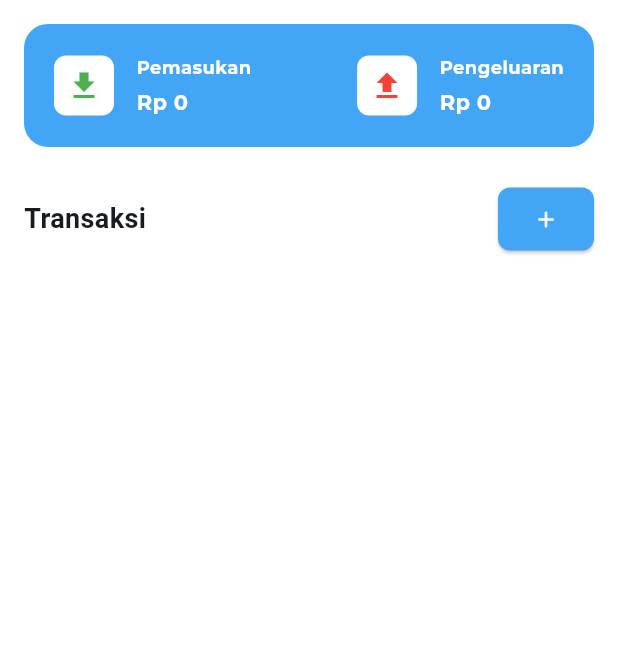
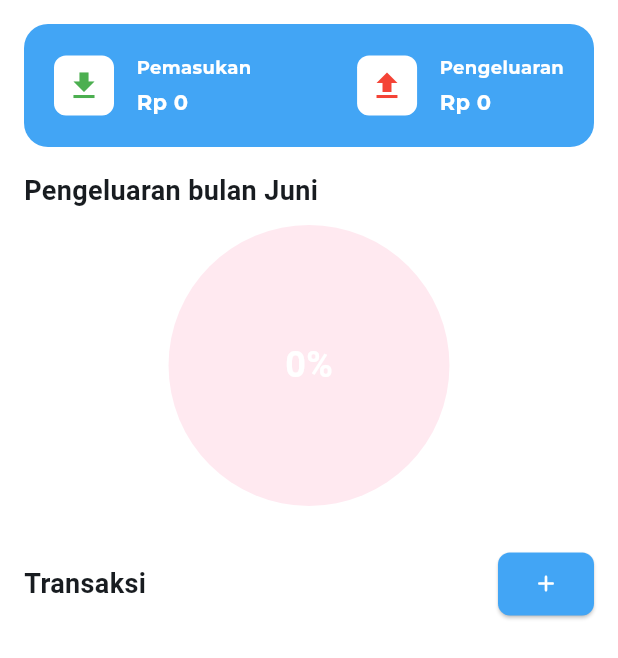
Before and after one commit to Agustiann/cashy, a Flutter app: the HomePage widget shown alone on an empty page, opened directly, on a phone screen of 412 x 824 dp. Shown: the top 658 px of the screen. Run offline on Flutter 3.47's test engine with Material 3 defaults, Android fonts, the phone set to English and light mode, and no system bars; our stand-ins replace equatable, flutter_bloc, flutter_multi_formatter, google_fonts, pdf, pie_chart and 2 more; missing offline and left inert: calendar_appbar; accounts and stored records are empty; network calls fail.

Commit message:
ui grafik bulanan dan fitur download

```diff
--- /dev/null
+++ b/lib/features/auth/presentation/widgets/validation.dart
@@ -0,0 +1,4 @@
+bool isValidEmail(String email) {
+  final emailRegex = RegExp(r'^[\w-\.]+@([\w-]+\.)+[\w-]{2,4}$');
+  return emailRegex.hasMatch(email);
+}
--- a/lib/features/home/data/datasources/home_remote_datasource.dart
+++ b/lib/features/home/data/datasources/home_remote_datasource.dart
@@ -1,9 +1,12 @@
+// 📁 data/datasources/home_remote_datasource.dart
 import 'package:supabase_flutter/supabase_flutter.dart';
 import '../models/home_model.dart';
 
 abstract class HomeRemoteDataSource {
   Future<List<TransactionModel>> getTransactions(String userId, DateTime date);
   Future<Map<String, double>> getBudgetSummaryByDate(
+      String userId, DateTime date);
+  Future<Map<String, double>> getExpenseDistributionBySource(
       String userId, DateTime date);
 }
 
@@ -36,7 +39,7 @@ class HomeRemoteDataSourceImpl implements HomeRemoteDataSource {
         .from('transactions')
         .select()
         .eq('user_id', userId)
-        .eq('date', formattedDate); // pastikan field ini ada di DB
+        .eq('date', formattedDate);
 
     double totalIncome = 0;
     double totalExpense = 0;
@@ -55,4 +58,45 @@ class HomeRemoteDataSourceImpl implements HomeRemoteDataSource {
       'total_expense': totalExpense,
     };
   }
+
+  @override
+  Future<Map<String, double>> getExpenseDistributionBySource(
+      String userId, DateTime date) async {
+    final month = date.month;
+    final year = date.year;
+
+    final startDate = DateTime(year, month, 1);
+    final endDate = DateTime(year, month + 1, 0);
+
+    final response = await client
+        .from('transactions')
+        .select('amount, source')
+        .eq('user_id', userId)
+        .eq('type', 'expense')
+        .gte('date', startDate.toIso8601String().split('T').first)
+        .lte('date', endDate.toIso8601String().split('T').first);
+
+    double total = 0;
+    final Map<String, double> sourceTotals = {
+      'needs': 0,
+      'wants': 0,
+      'savings': 0,
+    };
+
+    for (final item in response as List) {
+      final amount = double.tryParse(item['amount'].toString()) ?? 0;
+      final source = item['source'];
+      if (sourceTotals.containsKey(source)) {
+        sourceTotals[source] = sourceTotals[source]! + amount;
+        total += amount;
+      }
+    }
+
+    if (total > 0) {
+      return sourceTotals.map((key, value) =>
+          MapEntry(key, double.parse(((value / total) * 100).toStringAsFixed(2))));
+    } else {
+      return sourceTotals.map((key, value) => MapEntry(key, 0.0));
+    }
+  }
 }
--- a/lib/features/home/data/repositories/home_repository_impl.dart
+++ b/lib/features/home/data/repositories/home_repository_impl.dart
@@ -18,4 +18,10 @@ class HomeRepositoryImpl implements HomeRepository {
       String userId, DateTime date) {
     return remoteDataSource.getBudgetSummaryByDate(userId, date);
   }
+
+  @override
+  Future<Map<String, double>> getExpenseDistributionBySource(
+      String userId, DateTime date) {
+    return remoteDataSource.getExpenseDistributionBySource(userId, date);
+  }
 }
--- a/lib/features/home/domain/repositories/home_repository.dart
+++ b/lib/features/home/domain/repositories/home_repository.dart
@@ -3,4 +3,5 @@ import '../entities/home_entity.dart';
 abstract class HomeRepository {
   Future<List<TransactionEntity>> getTransactionsByDate(String userId, DateTime date);
   Future<Map<String, double>> getBudgetSummaryByDate(String userId, DateTime date);
+  Future<Map<String, double>> getExpenseDistributionBySource(String userId, DateTime date);
 }
--- /dev/null
+++ b/lib/features/home/domain/usecases/get_expense_distribution.dart
@@ -0,0 +1,11 @@
+import '../repositories/home_repository.dart';
+
+class GetExpenseDistribution {
+  final HomeRepository repository;
+
+  GetExpenseDistribution(this.repository);
+
+  Future<Map<String, double>> call(String userId, DateTime date) {
+    return repository.getExpenseDistributionBySource(userId, date);
+  }
+}
--- a/lib/features/home/presentation/bloc/home_bloc.dart
+++ b/lib/features/home/presentation/bloc/home_bloc.dart
@@ -3,6 +3,7 @@ import 'package:equatable/equatable.dart';
 import '../../domain/entities/home_entity.dart';
 import '../../domain/usecases/get_budget_summary.dart';
 import '../../domain/usecases/get_transaction.dart';
+import '../../domain/usecases/get_expense_distribution.dart';
 
 part 'home_event.dart';
 part 'home_state.dart';
@@ -10,21 +11,28 @@ part 'home_state.dart';
 class HomeBloc extends Bloc<HomeEvent, HomeState> {
   final GetTransactionsByDate getTransactionsByDate;
   final GetBudgetSummary getBudgetSummary;
+  final GetExpenseDistribution getExpenseDistribution;
 
   HomeBloc({
     required this.getTransactionsByDate,
     required this.getBudgetSummary,
+    required this.getExpenseDistribution,
   }) : super(HomeInitial()) {
     on<LoadHomeData>((event, emit) async {
       emit(HomeLoading());
       try {
-        final transactions = await getTransactionsByDate(event.userId, event.selectedDate);
-        final summary = await getBudgetSummary(event.userId, event.selectedDate);
+        final transactions =
+            await getTransactionsByDate(event.userId, event.selectedDate);
+        final summary =
+            await getBudgetSummary(event.userId, event.selectedDate);
+        final distribution =
+            await getExpenseDistribution(event.userId, event.selectedDate);
 
         emit(HomeLoaded(
           transactions: transactions,
           totalIncome: summary['total_income']!,
           totalExpense: summary['total_expense']!,
+          expenseDistribution: distribution,
         ));
       } catch (e) {
         emit(HomeError("Failed to load data"));
--- a/lib/features/home/presentation/bloc/home_state.dart
+++ b/lib/features/home/presentation/bloc/home_state.dart
@@ -13,15 +13,17 @@ class HomeLoaded extends HomeState {
   final List<TransactionEntity> transactions;
   final double totalIncome;
   final double totalExpense;
+  final Map<String, double> expenseDistribution;
 
   HomeLoaded({
     required this.transactions,
     required this.totalIncome,
     required this.totalExpense,
+    required this.expenseDistribution,
   });
 
   @override
-  List<Object?> get props => [transactions, totalIncome, totalExpense];
+  List<Object?> get props => [transactions, totalIncome, totalExpense, expenseDistribution];
 }
 
 class HomeError extends HomeState {
--- a/lib/features/home/presentation/screens/home_page.dart
+++ b/lib/features/home/presentation/screens/home_page.dart
@@ -1,9 +1,11 @@
+// 📁 presentation/screens/home_page.dart
 import 'package:cashy/features/transaction/presentation/screens/transaction_page.dart';
 import 'package:flutter/material.dart';
 import 'package:flutter_bloc/flutter_bloc.dart';
 import 'package:google_fonts/google_fonts.dart';
 import 'package:supabase_flutter/supabase_flutter.dart';
 import 'package:cashy/features/pos/presentation/widgets/pos_format_currency.dart';
+import 'package:pie_chart/pie_chart.dart';
 
 import '../../presentation/bloc/home_bloc.dart';
 import '../widgets/transaction_list_tile.dart';
@@ -23,9 +25,9 @@ class _HomePageState extends State<HomePage> {
     super.initState();
     final userId = Supabase.instance.client.auth.currentUser?.id;
     if (userId != null) {
-      context
-          .read<HomeBloc>()
-          .add(LoadHomeData(userId: userId, selectedDate: selectedDate));
+      context.read<HomeBloc>().add(
+            LoadHomeData(userId: userId, selectedDate: selectedDate),
+          );
     }
   }
 
@@ -38,6 +40,15 @@ class _HomePageState extends State<HomePage> {
         }
 
         if (state is HomeLoaded) {
+          final Map<String, double> posData = {
+            "Kebutuhan": state.expenseDistribution["needs"] ?? 0,
+            "Keinginan": state.expenseDistribution["wants"] ?? 0,
+            "Tabungan": state.expenseDistribution["savings"] ?? 0,
+          };
+
+          final bool isAllZero =
+              posData.values.every((element) => element == 0);
+
           return SingleChildScrollView(
             child: Column(
               children: [
@@ -74,8 +85,7 @@ class _HomePageState extends State<HomePage> {
                                         fontSize: 12,
                                         fontWeight: FontWeight.bold)),
                                 const SizedBox(height: 5),
-                                Text(
-                                    formatCurrency(state.totalIncome),
+                                Text(formatCurrency(state.totalIncome),
                                     style: GoogleFonts.montserrat(
                                         color: Colors.white,
                                         fontSize: 14,
@@ -106,8 +116,7 @@ class _HomePageState extends State<HomePage> {
                                         fontSize: 12,
                                         fontWeight: FontWeight.bold)),
                                 const SizedBox(height: 5),
-                                Text(
-                                    formatCurrency(state.totalExpense),
+                                Text(formatCurrency(state.totalExpense),
                                     style: GoogleFonts.montserrat(
                                         color: Colors.white,
                                         fontSize: 14,
@@ -118,6 +127,72 @@ class _HomePageState extends State<HomePage> {
                         ),
                       ],
                     ),
+                  ),
+                ),
+
+                // Pie Chart
+                Padding(
+                  padding: const EdgeInsets.symmetric(horizontal: 16.0),
+                  child: Column(
+                    crossAxisAlignment: CrossAxisAlignment.start,
+                    children: [
+                      Align(
+                        alignment: Alignment.centerLeft,
+                        child: Text(
+                          "Pengeluaran bulan ${_monthName(selectedDate.month)}",
+                          style: TextStyle(
+                              fontSize: 18, fontWeight: FontWeight.bold),
+                        ),
+                      ),
+                      const SizedBox(height: 10),
+                      if (isAllZero)
+                        Center(
+                          child: Container(
+                            width: MediaQuery.of(context).size.width / 2.2,
+                            height: MediaQuery.of(context).size.width / 2.2,
+                            decoration: BoxDecoration(
+                              shape: BoxShape.circle,
+                              color: Colors.pinkAccent.withAlpha(30),
+                            ),
+                            child: const Center(
+                              child: Text(
+                                "0%",
+                                style: TextStyle(
+                                    fontSize: 24,
+                                    fontWeight: FontWeight.bold,
+                                    color: Colors.white),
+                              ),
+                            ),
+                          ),
+                        )
+                      else
+                        PieChart(
+                          dataMap: posData,
+                          animationDuration: const Duration(milliseconds: 800),
+                          chartRadius: MediaQuery.of(context).size.width / 2.2,
+                          colorList: [
+                            Colors.blueAccent,
+                            Colors.orangeAccent,
+                            Colors.green
+                          ],
+                          chartType: ChartType.disc,
+                          legendOptions: const LegendOptions(
+                            showLegendsInRow: false,
+                            legendPosition: LegendPosition.right,
+                            showLegends: true,
+                            legendTextStyle: TextStyle(
+                              fontWeight: FontWeight.bold,
+                            ),
+                          ),
+                          chartValuesOptions: const ChartValuesOptions(
+                            showChartValuesInPercentage: true,
+                            showChartValues: true,
+                            showChartValueBackground: false,
+                            chartValueStyle: TextStyle(fontSize: 12),
+                          ),
+                        ),
+                      const SizedBox(height: 20),
+                    ],
                   ),
                 ),
 
@@ -136,7 +211,7 @@ class _HomePageState extends State<HomePage> {
                           Navigator.of(context)
                               .push(
                             MaterialPageRoute(
-                                builder: (context) => TransactionPage()),
+                                builder: (context) => const TransactionPage()),
                           )
                               .then((value) {
                             final userId =
@@ -152,13 +227,14 @@ class _HomePageState extends State<HomePage> {
                         },
                         style: ElevatedButton.styleFrom(
                           backgroundColor: Colors.blue[400],
-                          padding: EdgeInsets.symmetric(
+                          padding: const EdgeInsets.symmetric(
                               horizontal: 16, vertical: 12),
                           shape: RoundedRectangleBorder(
                             borderRadius: BorderRadius.circular(8),
                           ),
                         ),
-                        child: Icon(Icons.add_rounded, color: Colors.white),
+                        child:
+                            const Icon(Icons.add_rounded, color: Colors.white),
                       ),
                     ],
                   ),
@@ -178,4 +254,23 @@ class _HomePageState extends State<HomePage> {
       },
     );
   }
+
+  String _monthName(int month) {
+    const months = [
+      '',
+      'Januari',
+      'Februari',
+      'Maret',
+      'April',
+      'Mei',
+      'Juni',
+      'Juli',
+      'Agustus',
+      'September',
+      'Oktober',
+      'November',
+      'Desember'
+    ];
+    return months[month];
+  }
 }
--- a/lib/main.dart
+++ b/lib/main.dart
@@ -5,6 +5,7 @@ import 'package:cashy/features/financial_report/data/datasources/report_remote_d
 import 'package:cashy/features/financial_report/data/repositories/report_repository_impl.dart';
 import 'package:cashy/features/financial_report/domain/usecases/report_usecase.dart';
 import 'package:cashy/features/financial_report/presentation/bloc/report_bloc.dart';
+import 'package:cashy/features/home/domain/usecases/get_expense_distribution.dart';
 import 'package:cashy/features/pos/data/datasources/pos_remote_datasource.dart';
 import 'package:cashy/features/pos/data/repositories/pos_repository_impl.dart';
 import 'package:cashy/features/pos/domain/usecases/pos_usecase.dart';
@@ -96,6 +97,7 @@ class MyApp extends StatelessWidget {
           create: (context) => HomeBloc(
             getTransactionsByDate: getTransactionsByDate,
             getBudgetSummary: getBudgetSummary,
+            getExpenseDistribution: GetExpenseDistribution(homeRepository),
           ),
         ),
         BlocProvider<PosBloc>(
--- a/pubspec.yaml
+++ b/pubspec.yaml
@@ -55,6 +55,7 @@ dependencies:
   open_file: ^3.5.10
   flutter_local_notifications: ^19.2.1
   permission_handler: ^12.0.0+1
+  pie_chart: ^5.4.0
 
 
 dev_dependencies:
```
Also changed, not shown: lib/features/auth/data/datasources/auth_remote_datasource.dart (+23 -5 lines), lib/features/auth/presentation/screens/login_page.dart (+8 -8 lines), lib/features/auth/presentation/screens/register_page.dart (+8 -8 lines), lib/features/financial_report/data/datasources/report_remote_datasource.dart (+13 -3 lines), lib/features/financial_report/presentation/widgets/report_download.dart (+14 -16 lines), pubspec.lock, 3 other files.
